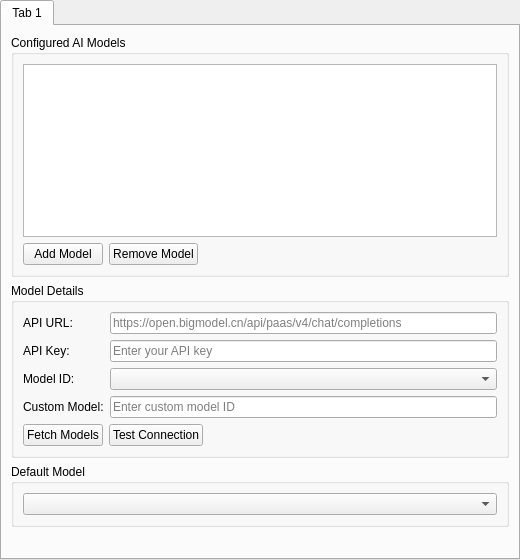
Old version of the form launcher/ui/pages/global/AIModelPage.ui in the repository graytoowolf/MiniSkins.
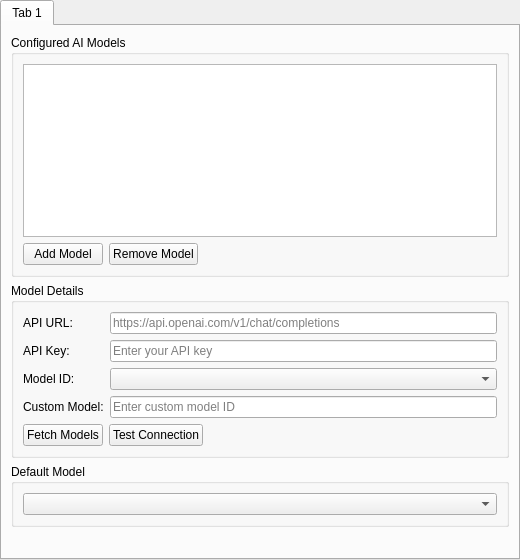
New version of the form.

Commit message:
style(launcher): 优化导出任务的状态提示文本
调整了实例导出时的扫描和压缩阶段的状态提示，让提示信息更准确清晰

Patch:
```diff
--- a/launcher/ui/pages/global/AIModelPage.ui
+++ b/launcher/ui/pages/global/AIModelPage.ui
@@ -99,7 +99,7 @@
           <item row="0" column="1">
            <widget class="QLineEdit" name="editApiUrl">
             <property name="placeholderText">
-             <string>https://open.bigmodel.cn/api/paas/v4/chat/completions</string>
+             <string notr="true">https://api.openai.com/v1/chat/completions</string>
             </property>
            </widget>
           </item>
```
The commit also changes 1 other file.
